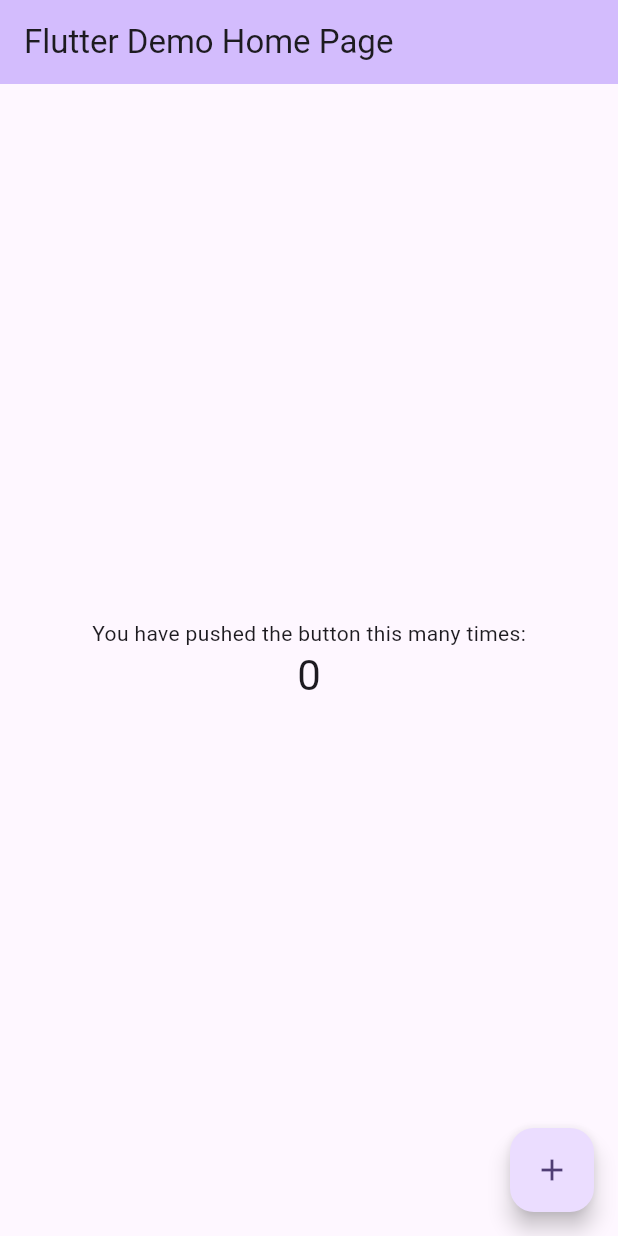
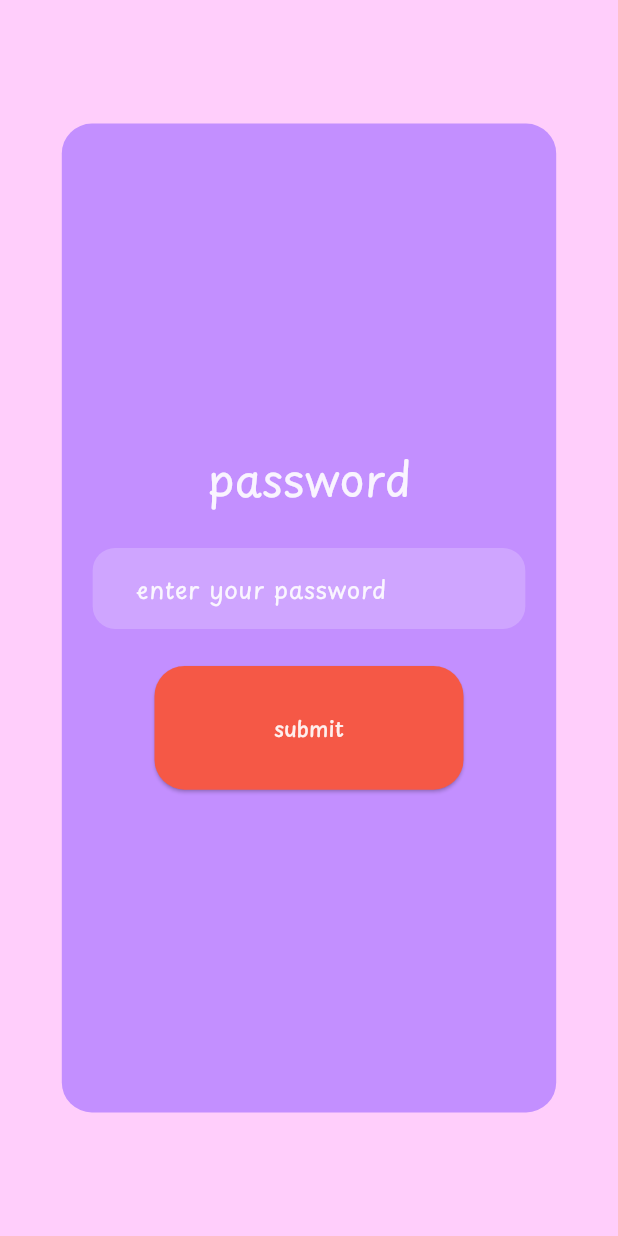
Before and after one commit to rahulg221/rahulandaisha, a Flutter app: the screen it shows after launch, on a phone screen of 412 x 824 dp. Run offline on Flutter 3.47's test engine with Material 2 defaults, Android fonts, the phone set to English and light mode, and no system bars.

Commit message:
first commit

```diff
--- a/lib/main.dart
+++ b/lib/main.dart
@@ -1,5 +1,10 @@
 import 'package:flutter/material.dart';
+import 'package:rahulandaisha/home.dart';
 
+Color primary = Color.fromARGB(255, 195, 143, 255);
+Color secondary = Color.fromARGB(255, 255, 206, 251);
+Color button = Color.fromARGB(255, 245, 88, 70);
+Color textColor = Colors.white.withOpacity(0.9);
 void main() {
   runApp(const MyApp());
 }
@@ -11,23 +16,8 @@
   @override
   Widget build(BuildContext context) {
     return MaterialApp(
-      title: 'Flutter Demo',
+      title: 'Rahul and Aisha',
       theme: ThemeData(
-        // This is the theme of your application.
-        //
-        // TRY THIS: Try running your application with "flutter run". You'll see
-        // the application has a blue toolbar. Then, without quitting the app,
-        // try changing the seedColor in the colorScheme below to Colors.green
-        // and then invoke "hot reload" (save your changes or press the "hot
-        // reload" button in a Flutter-supported IDE, or press "r" if you used
-        // the command line to start the app).
-        //
-        // Notice that the counter didn't reset back to zero; the application
-        // state is not lost during the reload. To reset the state, use hot
-        // restart instead.
-        //
-        // This works for code too, not just values: Most code changes can be
-        // tested with just a hot reload.
         colorScheme: ColorScheme.fromSeed(seedColor: Colors.deepPurple),
         useMaterial3: true,
       ),
@@ -55,71 +45,174 @@
 }
 
 class _MyHomePageState extends State<MyHomePage> {
-  int _counter = 0;
+  String password = '';
 
-  void _incrementCounter() {
-    setState(() {
-      // This call to setState tells the Flutter framework that something has
-      // changed in this State, which causes it to rerun the build method below
-      // so that the display can reflect the updated values. If we changed
-      // _counter without calling setState(), then the build method would not be
-      // called again, and so nothing would appear to happen.
-      _counter++;
-    });
+  void homePage(String password) {
+    if (password == 'r') {
+      Navigator.of(context).push(
+        PageRouteBuilder(
+          pageBuilder: (context, animation, secondaryAnimation) => HomePage(),
+          transitionDuration: Duration(milliseconds: 1000), // adjust as needed
+          transitionsBuilder: (context, animation, secondaryAnimation, child) {
+            // Heartbeat animation
+            var curve = Curves.easeInOut;
+            var pulseTween = Tween<double>(begin: 0.95, end: 1.0)
+                .chain(CurveTween(curve: curve));
+            var pulseAnimation = animation.drive(pulseTween);
+
+            // Fade animation
+            var fadeTween = Tween<double>(begin: 0.0, end: 1.0)
+                .chain(CurveTween(curve: curve));
+            var fadeAnimation = animation.drive(fadeTween);
+
+            return ScaleTransition(
+              scale: pulseAnimation,
+              child: FadeTransition(
+                opacity: fadeAnimation,
+                child: child,
+              ),
+            );
+          },
+        ),
+      );
+    } else {
+      final snackBar = SnackBar(
+        content: Text('Wrong password'),
+        backgroundColor: primary,
+      );
+      ScaffoldMessenger.of(context).showSnackBar(snackBar);
+    }
   }
 
   @override
   Widget build(BuildContext context) {
-    // This method is rerun every time setState is called, for instance as done
-    // by the _incrementCounter method above.
-    //
-    // The Flutter framework has been optimized to make rerunning build methods
-    // fast, so that you can just rebuild anything that needs updating rather
-    // than having to individually change instances of widgets.
+    final height = MediaQuery.of(context).size.height;
+    final width = MediaQuery.of(context).size.width;
+
     return Scaffold(
-      appBar: AppBar(
-        // TRY THIS: Try changing the color here to a specific color (to
-        // Colors.amber, perhaps?) and trigger a hot reload to see the AppBar
-        // change color while the other colors stay the same.
-        backgroundColor: Theme.of(context).colorScheme.inversePrimary,
-        // Here we take the value from the MyHomePage object that was created by
-        // the App.build method, and use it to set our appbar title.
-        title: Text(widget.title),
+      body: LayoutBuilder(
+        builder: (BuildContext context, BoxConstraints constraints) {
+          bool isLargeScreen = constraints.maxWidth > 800;
+
+          double containerWidth = isLargeScreen ? width * 0.45 : width * 0.8;
+          double containerHeight =
+              isLargeScreen ? height * 0.45 : height * 0.85;
+          double textFieldWidth = isLargeScreen ? width * 0.3 : width * 0.7;
+          double buttonWidth = isLargeScreen ? width * 0.2 : width * 0.5;
+          double buttonHeight = isLargeScreen ? height * 0.06 : height * 0.1;
+
+          return Scaffold(
+            body: LayoutBuilder(
+              builder: (BuildContext context, BoxConstraints constraints) {
+                bool isLargeScreen = constraints.maxWidth > 800;
+
+                double containerWidth =
+                    isLargeScreen ? width * 0.45 : width * 0.8;
+                double containerHeight =
+                    isLargeScreen ? height * 0.4 : height * 0.8;
+                double textFieldWidth =
+                    isLargeScreen ? width * 0.3 : width * 0.7;
+                double buttonWidth = isLargeScreen ? width * 0.2 : width * 0.5;
+                double buttonHeight =
+                    isLargeScreen ? height * 0.06 : height * 0.1;
+
+                return Stack(
+                  alignment: Alignment.center,
+                  children: [
+                    Container(
+                      width: width,
+                      color: secondary,
                     ),
-      body: Center(
-        // Center is a layout widget. It takes a single child and positions it
-        // in the middle of the parent.
+                    Container(
+                      width: containerWidth,
+                      height: containerHeight,
+                      decoration: BoxDecoration(
+                        color: primary,
+                        borderRadius: BorderRadius.circular(
+                            20), // This makes the corners rounded
+                      ),
                       child: Column(
-          // Column is also a layout widget. It takes a list of children and
-          // arranges them vertically. By default, it sizes itself to fit its
-          // children horizontally, and tries to be as tall as its parent.
-          //
-          // Column has various properties to control how it sizes itself and
-          // how it positions its children. Here we use mainAxisAlignment to
-          // center the children vertically; the main axis here is the vertical
-          // axis because Columns are vertical (the cross axis would be
-          // horizontal).
-          //
-          // TRY THIS: Invoke "debug painting" (choose the "Toggle Debug Paint"
-          // action in the IDE, or press "p" in the console), to see the
-          // wireframe for each widget.
                         mainAxisAlignment: MainAxisAlignment.center,
                         children: <Widget>[
-            const Text(
-              'You have pushed the button this many times:',
+                          Text('password',
+                              style: TextStyle(
+                                  fontSize: 30,
+                                  color: textColor,
+                                  fontFamily: 'playpenSans')),
+                          SizedBox(height: height * 0.03),
+                          Container(
+                            width: textFieldWidth,
+                            child: TextField(
+                              obscureText: true,
+                              style: TextStyle(
+                                color: Colors.black,
+                                fontFamily:
+                                    'playPenSans', // Set input text color to black
                               ),
-            Text(
-              '$_counter',
-              style: Theme.of(context).textTheme.headlineMedium,
+                              decoration: InputDecoration(
+                                labelText: 'enter your password',
+                                labelStyle: TextStyle(
+                                  color: textColor,
+                                  fontFamily:
+                                      'playpenSans', // Set hint text color to black
+                                ),
+                                fillColor: Colors.white.withOpacity(
+                                    0.2), // Set background color of the text field to white
+                                filled: true,
+                                contentPadding: EdgeInsets.symmetric(
+                                    horizontal: 25,
+                                    vertical: 15), // Add some internal padding
+                                border: OutlineInputBorder(
+                                  borderRadius: BorderRadius.circular(
+                                      15), // Very rounded corners
+                                  borderSide: BorderSide.none, // Remove border
+                                ),
+                                focusedBorder: OutlineInputBorder(
+                                  borderRadius: BorderRadius.circular(
+                                      15), // Very rounded corners when focused
+                                  borderSide:
+                                      BorderSide.none, // Remove focused border
+                                ),
+                              ),
+                              onChanged: (value) {
+                                password = value;
+                              },
+                            ),
+                          ),
+                          SizedBox(height: height * 0.03),
+                          Container(
+                            width: buttonWidth,
+                            height: buttonHeight,
+                            child: ElevatedButton(
+                              onPressed: () {
+                                homePage(password);
+                              },
+                              child: Text(
+                                'submit',
+                                style: TextStyle(
+                                    color: textColor,
+                                    fontFamily: 'playpenSans'),
+                              ),
+                              style: ElevatedButton.styleFrom(
+                                backgroundColor: button,
+                                padding: EdgeInsets.symmetric(
+                                    horizontal: 20.0, vertical: 10.0),
+                                shape: RoundedRectangleBorder(
+                                  borderRadius: BorderRadius.circular(20.0),
+                                ),
+                              ),
+                            ),
                           ),
                         ],
                       ),
                     ),
-      floatingActionButton: FloatingActionButton(
-        onPressed: _incrementCounter,
-        tooltip: 'Increment',
-        child: const Icon(Icons.add),
-      ), // This trailing comma makes auto-formatting nicer for build methods.
+                  ],
+                );
+              },
+            ),
+          );
+        },
+      ),
     );
   }
 }
--- a/pubspec.yaml
+++ b/pubspec.yaml
@@ -60,8 +60,12 @@ flutter:
 
   # To add assets to your application, add an assets section, like this:
   # assets:
-  #   - images/a_dot_burr.jpeg
+  # - images/a_dot_burr.jpeg
   #   - images/a_dot_ham.jpeg
+  fonts:
+    - family: playpenSans
+      fonts:
+        - asset: assets/fonts/PlaypenSans-VariableFont_wght.ttf
 
   # An image asset can refer to one or more resolution-specific "variants", see
   # https://flutter.dev/assets-and-images/#resolution-aware
```
Also changed, not shown: lib/home.dart (added, +151 -0 lines), assets/fonts/PlaypenSans-VariableFont_wght.ttf (added). Lines whose indentation alone changed are shown as unchanged.
